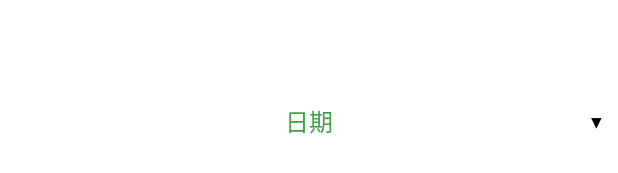
After one commit to k801030/SmallFarmer01, an Android app: the layout fragment_bills_spinner_item_with_arrow.xml on its own in the app's theme, with its tools: preview values and no code run, on a phone screen of 412 x 824 dp. The commit adds this screen. Shown: the part 497-670 px from the top of the screen. Run offline under Robolectric (Android 15) with nearby library versions, the light colour scheme and no system bars; network calls fail.

Commit message:
spinner ui

```diff
--- a/app/src/main/res/layout/fragment_bills.xml
+++ b/app/src/main/res/layout/fragment_bills.xml
@@ -8,8 +8,9 @@
     <Spinner
         android:id="@+id/spinner"
         android:layout_width="match_parent"
-        android:layout_height="50dp"
-        android:spinnerMode="dropdown" />
+        android:layout_height="wrap_content"
+        android:spinnerMode="dropdown"
+        android:background="@drawable/spinner" />
     <Space
         android:layout_width="match_parent"
         android:layout_height="@dimen/space" />
--- /dev/null
+++ b/app/src/main/res/layout/fragment_bills_spinner_item_with_arrow.xml
@@ -0,0 +1,26 @@
+<?xml version="1.0" encoding="utf-8"?>
+<RelativeLayout xmlns:android="http://schemas.android.com/apk/res/android"
+    android:orientation="vertical"
+    android:singleLine="true"
+    android:layout_width="match_parent"
+    android:layout_height="match_parent"
+    >
+    <TextView
+        android:id="@+id/spinner_text"
+        android:layout_width="wrap_content"
+        android:layout_height="wrap_content"
+        android:textColor="@color/main_text_color"
+        android:padding="@dimen/fragment_orders_button_padding"
+        android:textSize="@dimen/basic_text_size"
+        android:layout_centerVertical="true"
+        android:layout_centerHorizontal="true"
+        android:text="日期" />
+    <TextView
+        android:layout_width="wrap_content"
+        android:layout_height="wrap_content"
+        android:textSize="24sp"
+        android:padding="@dimen/fragment_orders_button_padding"
+        android:layout_centerVertical="true"
+        android:layout_alignParentRight="true"
+        android:text="▾"/>
+</RelativeLayout>
```
Also changed, not shown: app/src/main/java/edu/ntu/vison/smallfarmer01/fragment/BillFragment.java (+4 -4 lines), app/src/main/res/drawable/spinner.xml (added, +9 -0 lines), app/src/main/res/layout/fragment_bills_spinner_item.xml (added, +18 -0 lines).
